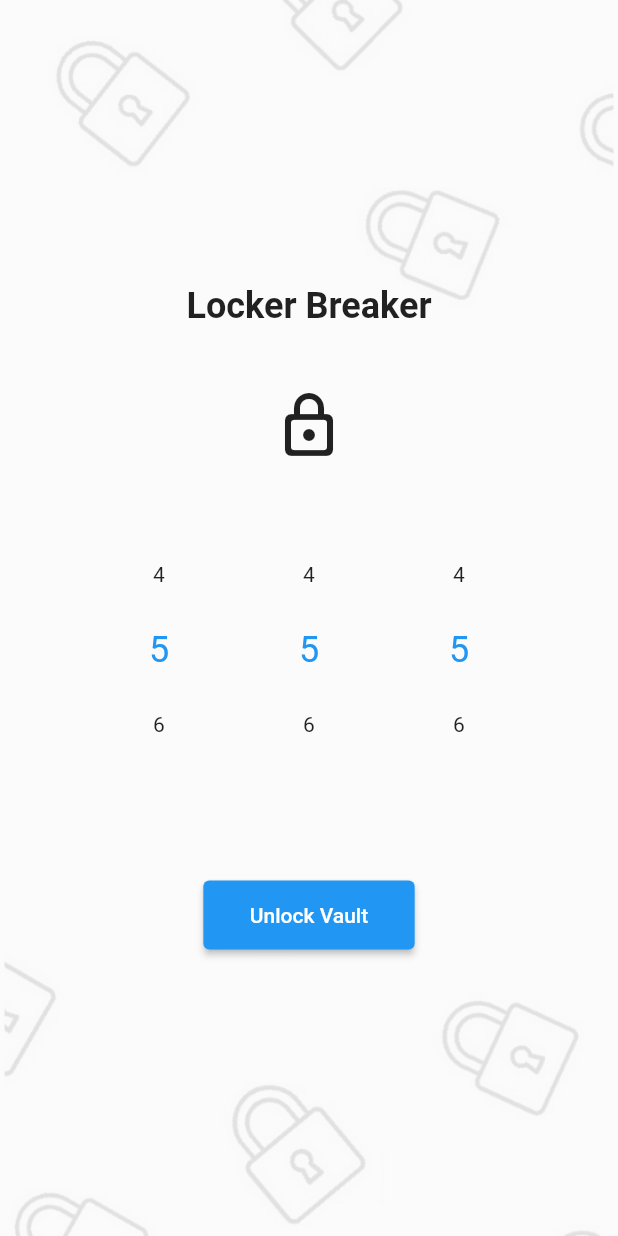
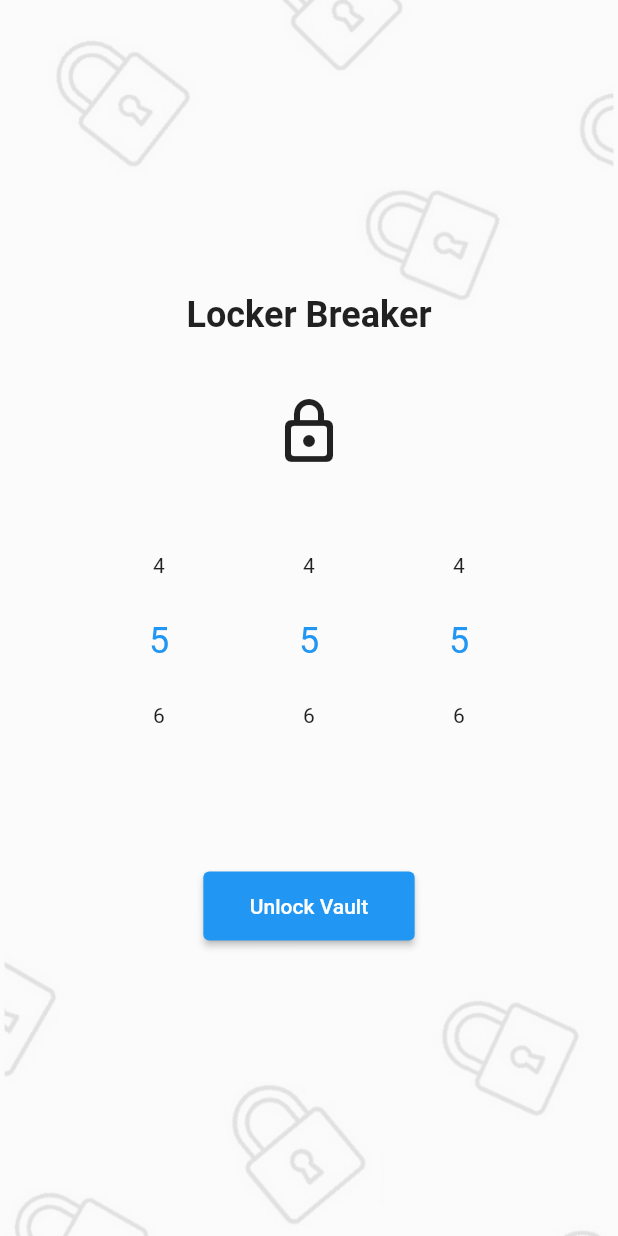
Before and after one commit to martinericksonn/11067_Lapetaje_Erickson, a Flutter app: the screen it shows after launch, on a phone screen of 412 x 824 dp. Run offline on Flutter 3.47's test engine with Material 2 defaults, Android fonts, the phone set to English and light mode, and no system bars; drawn by our look-alikes of numberpicker.

Commit message:
locker breaker

```diff
--- a/flutter_application_1/lib/main.dart
+++ b/flutter_application_1/lib/main.dart
@@ -97,15 +97,12 @@ class _MyHomePageState extends State<MyHomePage> {
                   fontSize: 24,
                 ),
               ),
-              SizedBox(
-                height: 42,
-              ),
-              Icon(
-                _isUnlocked ? Icons.lock_open : Icons.lock_outline_rounded,
-                size: 48,
-              ),
-              SizedBox(
-                height: 50,
+              Padding(
+                padding: const EdgeInsets.all(40.0),
+                child: Icon(
+                  _isUnlocked ? Icons.lock_open : Icons.lock_outline_rounded,
+                  size: 48,
+                ),
               ),
               Row(
                 mainAxisAlignment: MainAxisAlignment.center,
```
